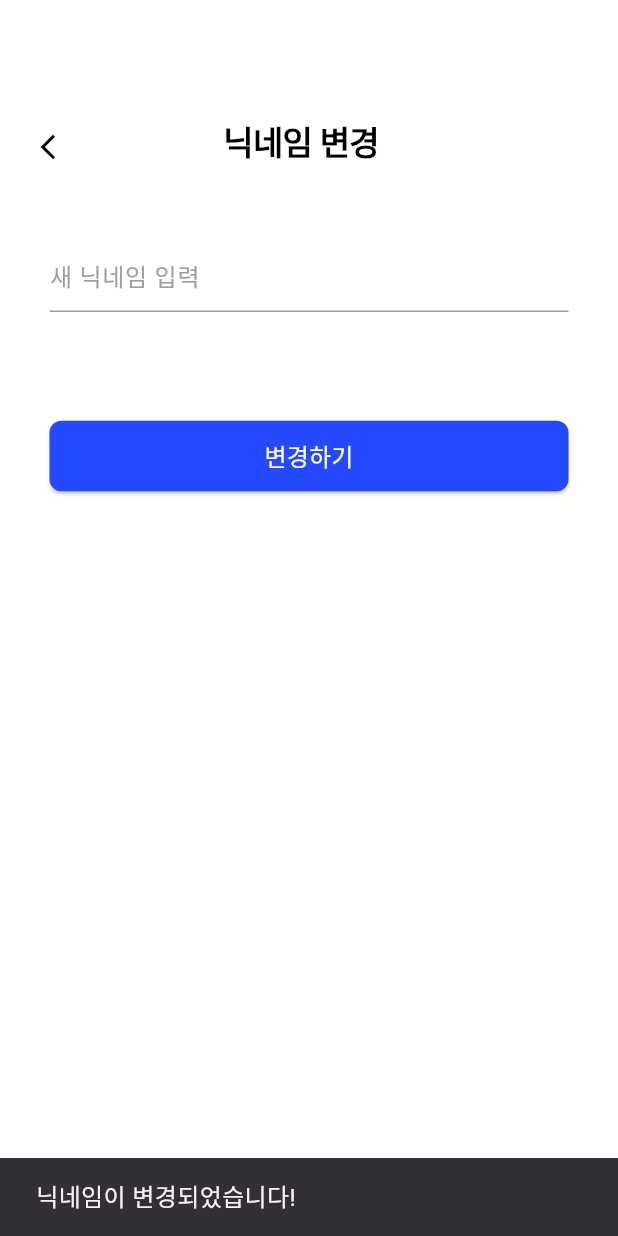
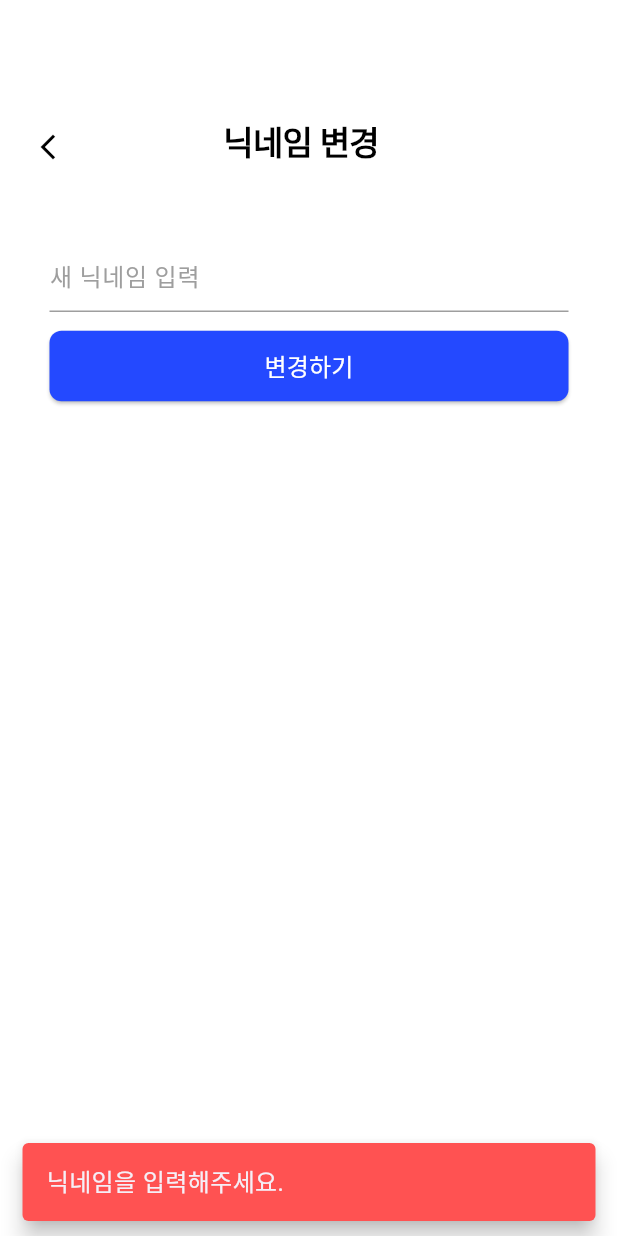
Before and after one commit to SolutionChallenge-3team/TripCam_frontend, a Flutter app: the NicknameSetting screen opened by its route, after a tap on "변경하기", on a phone screen of 412 x 824 dp. Run offline on Flutter 3.47's test engine with Material 3 defaults, Android fonts, the phone set to English and light mode, and no system bars; our stand-ins replace camera, image_picker; Roboto replaces fonts that are missing (Pretendard).

Commit message:
refactor: 닉네임 설정 화면에 입력 및 변경 처리 로직 추가

```diff
--- a/lib/settings/nickname_setting.dart
+++ b/lib/settings/nickname_setting.dart
@@ -2,8 +2,42 @@ import 'package:flutter/material.dart';
 import '../common/theme.dart';
 import '../common/button.dart';
 
-class NicknameSetting extends StatelessWidget {
+class NicknameSetting extends StatefulWidget {
   const NicknameSetting({super.key});
+
+  @override
+  State<NicknameSetting> createState() => _NicknameSettingState();
+}
+
+class _NicknameSettingState extends State<NicknameSetting> {
+  final TextEditingController _controller = TextEditingController();
+
+  void _handleChange() {
+    final nickname = _controller.text.trim();
+    if (nickname.isEmpty) {
+      ScaffoldMessenger.of(context).showSnackBar(
+        const SnackBar(
+          content: Text('닉네임을 입력해주세요.'),
+          behavior: SnackBarBehavior.floating,
+          backgroundColor: Colors.redAccent,
+        ),
+      );
+      return;
+    }
+
+    // 닉네임 저장 로직 (예: API 호출 등)
+
+    ScaffoldMessenger.of(context).showSnackBar(
+      SnackBar(
+        content: const Text('닉네임이 변경되었습니다!'),
+        backgroundColor: AppColors.main,
+        behavior: SnackBarBehavior.floating,
+        shape: RoundedRectangleBorder(borderRadius: BorderRadius.circular(8)),
+      ),
+    );
+
+    _controller.clear();
+  }
 
   @override
   Widget build(BuildContext context) {
@@ -18,7 +52,7 @@ class NicknameSetting extends StatelessWidget {
             child: SizedBox(width: 31, height: 32, child: CommonBackButton()),
           ),
 
-          // 닉네임 변경 타이틀
+          // 타이틀
           const Positioned(
             top: 83,
             left: -10,
@@ -39,13 +73,14 @@ class NicknameSetting extends StatelessWidget {
           ),
 
           // 닉네임 입력창
-          const Positioned(
+          Positioned(
             top: 160,
             left: 33,
             right: 33,
             child: TextField(
+              controller: _controller,
               cursorColor: AppColors.subText,
-              decoration: InputDecoration(
+              decoration: const InputDecoration(
                 hintText: '새 닉네임 입력',
                 hintStyle: TextStyle(
                   fontFamily: 'Pretendard',
@@ -60,7 +95,7 @@ class NicknameSetting extends StatelessWidget {
                   borderSide: BorderSide(color: AppColors.subText),
                 ),
               ),
-              style: TextStyle(
+              style: const TextStyle(
                 fontFamily: 'Pretendard',
                 fontSize: 16,
                 fontWeight: FontWeight.w400,
@@ -70,17 +105,10 @@ class NicknameSetting extends StatelessWidget {
           ),
 
           Positioned(
-            top: 280,
+            top: 220,
             left: 33,
             right: 33,
-            child: NicknameButton(
-              text: '변경하기',
-              onTap: () {
-                ScaffoldMessenger.of(
-                  context,
-                ).showSnackBar(const SnackBar(content: Text('닉네임이 변경되었습니다!')));
-              },
-            ),
+            child: NicknameButton(text: '변경하기', onTap: _handleChange),
           ),
         ],
       ),
```
